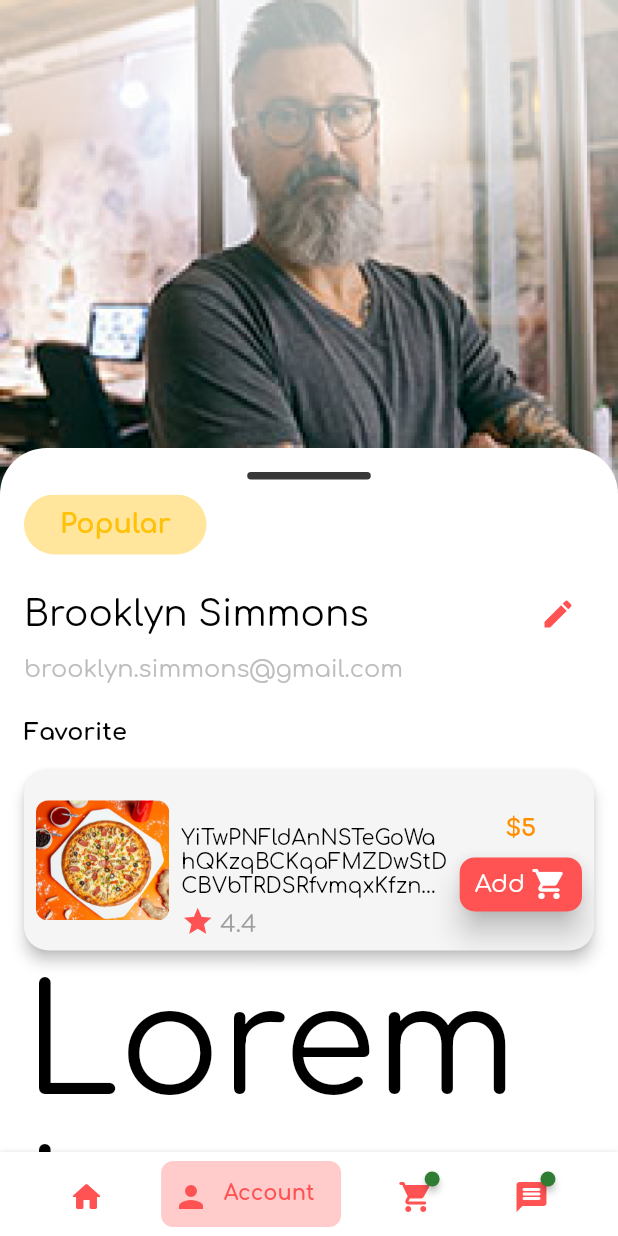
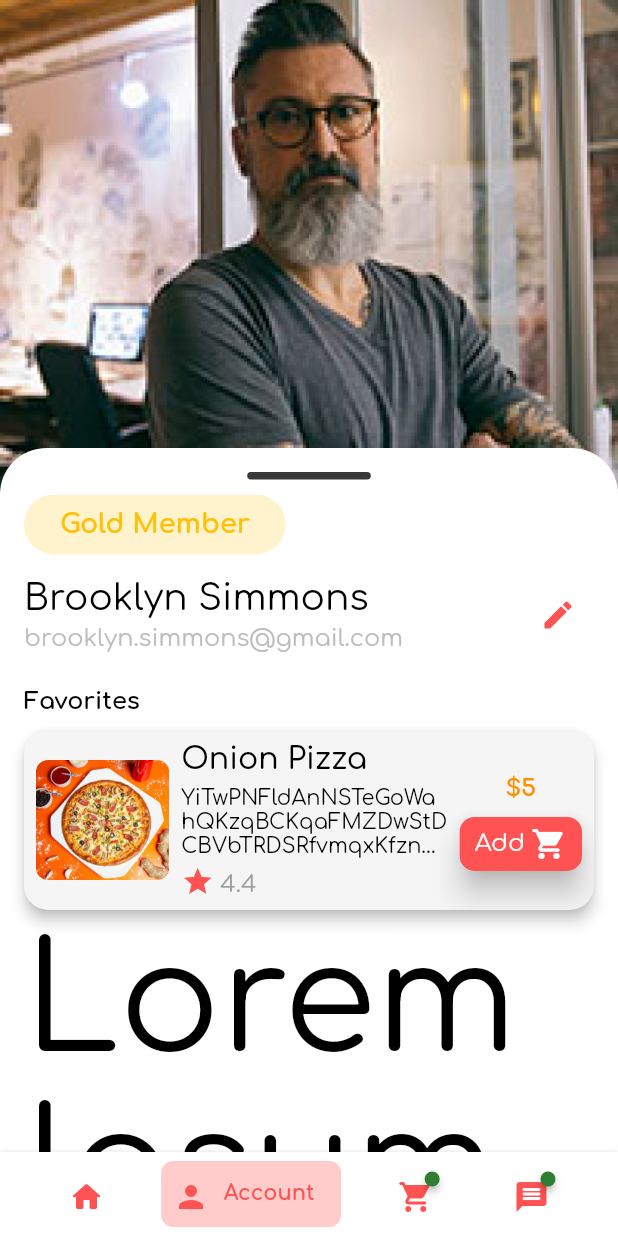
Before and after one commit to Vickydhope/food_express, a Flutter app: the ProfilePage screen opened by its route, on a phone screen of 412 x 824 dp. Run offline on Flutter 3.47's test engine with Material 2 defaults, Android fonts, the phone set to English and light mode, and no system bars; drawn by our look-alikes of badges; our stand-ins replace go_router, google_fonts.

```diff
--- a/lib/util/router_config.dart
+++ b/lib/util/router_config.dart
@@ -1,10 +1,12 @@
 import 'package:flutter/material.dart';
 import 'package:food_express/view/app_scaffold.dart';
+import 'package:food_express/view/cart/cart_page.dart';
 import 'package:food_express/view/dashboard/dashboard_page.dart';
 import 'package:food_express/view/dish_details/dish_details_page.dart';
+import 'package:food_express/view/frosted/frosted_page.dart';
 import 'package:food_express/view/messages/messages_page.dart';
 import 'package:food_express/view/profile/profile_page.dart';
-import 'package:food_express/view/restaurant_page/restaurant_page.dart';
+import 'package:food_express/view/restaurant/restaurant_page.dart';
 import 'package:go_router/go_router.dart';
 
 var _shellNavigatorKey = GlobalKey<NavigatorState>();
@@ -77,7 +79,7 @@ final router = GoRouter(
           pageBuilder: (context, state) {
             return CustomTransitionPage(
                 key: state.pageKey,
-                child: const DashboardPage(),
+                child: const CartPage(),
                 transitionDuration: const Duration(milliseconds: 150),
                 transitionsBuilder: (BuildContext context,
                     Animation<double> animation,
--- a/lib/view/profile/profile_page.dart
+++ b/lib/view/profile/profile_page.dart
@@ -1,6 +1,9 @@
 import 'package:flutter/material.dart';
 import 'package:food_express/res/drawables.dart';
+import 'package:food_express/view/restaurant/restaurant_page.dart';
 import 'package:food_express/widgets/product_card.dart';
+import 'package:food_express/widgets/sharer_mask_wrapper_widget.dart';
+import 'package:go_router/go_router.dart';
 
 class ProfilePage extends StatefulWidget {
   const ProfilePage({Key? key}) : super(key: key);
@@ -58,28 +61,12 @@ class _ProfilePageState extends State<ProfilePage> {
                       ],
                     ),
                   ),
-                    background: ShaderMask(
-                      shaderCallback: (rect) {
-                        return LinearGradient(
-                          end: Alignment.bottomCenter,
-                          begin: Alignment.topCenter,
-                          colors: [
-                            Theme.of(context).backgroundColor.withOpacity(0.7),
-                            Theme.of(context).backgroundColor.withOpacity(0.6),
-                            Theme.of(context).backgroundColor.withOpacity(0.1),
-                            Colors.transparent,
-                            Colors.transparent,
-                          ],
-                        ).createShader(
-                            Rect.fromLTRB(0, 0, rect.width, rect.height));
-                      },
-                      blendMode: BlendMode.lighten,
-                      child: Image.asset(
+                  background: Image.asset(
                     profilePic,
                     alignment: Alignment.center,
                     fit: BoxFit.cover,
                   ),
-                    ));
+                );
               },
             ),
             bottom: PreferredSize(
@@ -117,9 +104,9 @@ class _ProfilePageState extends State<ProfilePage> {
                             horizontal: 24, vertical: 10),
                         decoration: BoxDecoration(
                             borderRadius: BorderRadius.circular(50),
-                            color: Colors.amber.withOpacity(0.4)),
+                            color: Colors.amber.withOpacity(0.2)),
                         child: const Text(
-                          "Popular",
+                          "Gold Member",
                           style: TextStyle(
                               fontSize: 18,
                               fontWeight: FontWeight.bold,
@@ -134,12 +121,27 @@ class _ProfilePageState extends State<ProfilePage> {
                   Row(
                     children: [
                       Expanded(
-                        child: Text(
+                        child: Column(
+                          crossAxisAlignment: CrossAxisAlignment.start,
+                          children: [
+                            Text(
                               "Brooklyn Simmons",
                               style: Theme.of(context)
                                   .textTheme
                                   .headline4
                                   ?.copyWith(fontSize: 24),
+                            ),
+                            const SizedBox(
+                              height: 4,
+                            ),
+                            Text(
+                              "brooklyn.simmons@gmail.com",
+                              style: Theme.of(context)
+                                  .textTheme
+                                  .subtitle1
+                                  ?.copyWith(color: Colors.grey.shade400),
+                            ),
+                          ],
                         ),
                       ),
                       IconButton(
@@ -152,29 +154,24 @@ class _ProfilePageState extends State<ProfilePage> {
                     ],
                   ),
                   const SizedBox(
-                    height: 4,
-                  ),
-                  Text(
-                    "brooklyn.simmons@gmail.com",
-                    style: Theme.of(context)
-                        .textTheme
-                        .subtitle1
-                        ?.copyWith(color: Colors.grey.shade400),
-                  ),
-                  const SizedBox(
                     height: 24,
                   ),
                   Text(
-                    "Favorite",
+                    "Favorites",
                     style: Theme.of(context)
                         .textTheme
                         .titleMedium
                         ?.copyWith(fontWeight: FontWeight.bold),
                   ),
                   const SizedBox(
-                    height: 8,
+                    height: 4,
                   ),
-                  ProductCard(),
+                  ProductCard(
+                    onTap: () {
+                      GoRouter.of(context).push("/home/restaurant/product",
+                          extra: generateRandomString(10));
+                    },
+                  ),
                   const Text(
                     "Lorem Ipsum delor dummmy text Quick brown fox jumps over the lazy dog",
                     style: TextStyle(fontSize: 100),
--- a/lib/widgets/product_card.dart
+++ b/lib/widgets/product_card.dart
@@ -1,20 +1,23 @@
-import 'dart:math';
-
 import 'package:flutter/material.dart';
 import 'package:food_express/res/drawables.dart';
-
-import '../view/restaurant_page/restaurant_page.dart';
+import 'package:food_express/view/restaurant/restaurant_page.dart';
 
 class ProductCard extends StatelessWidget {
-  const ProductCard({Key? key}) : super(key: key);
+  const ProductCard({Key? key, required this.onTap}) : super(key: key);
+  final Function() onTap;
 
   @override
   Widget build(BuildContext context) {
     return Card(
-      margin: EdgeInsets.symmetric(vertical: 8,),
+      margin: const EdgeInsets.symmetric(
+        vertical: 6,
+      ),
       elevation: 4,
       child: ClipRRect(
         borderRadius: BorderRadius.circular(16),
+        child: InkWell(
+          borderRadius: BorderRadius.circular(16),
+          onTap: onTap,
           child: Padding(
             padding: const EdgeInsets.all(8.0),
             child: Row(
@@ -39,8 +42,8 @@ class ProductCard extends StatelessWidget {
                     crossAxisAlignment: CrossAxisAlignment.stretch,
                     children: [
                       Text(
-                      "${generateRandomString(Random().nextInt(10))} ${generateRandomString(Random().nextInt(10))}",
-                      style: Theme.of(context).textTheme.titleLarge,
+                        "Onion Pizza",
+                        style: Theme.of(context).textTheme.headline6,
                         maxLines: 2,
                         overflow: TextOverflow.ellipsis,
                       ),
@@ -125,6 +128,7 @@ class ProductCard extends StatelessWidget {
             ),
           ),
         ),
+      ),
     );
     ;
   }
```
Also changed, not shown: lib/view/cart/cart_page.dart (added, +20 -0 lines), lib/view/dish_details/dish_details_page.dart (+41 -14 lines), lib/view/frosted/frosted_page.dart (added, +40 -0 lines), lib/view/messages/messages_page.dart (+7 -2 lines), lib/view/restaurant/restaurant_page.dart (renamed from lib/view/restaurant_page/restaurant_page.dart, +7 -31 lines), lib/widgets/fullscreen_image_wrapper_widget.dart (added, +151 -0 lines), lib/widgets/sharer_mask_wrapper_widget.dart (added, +30 -0 lines). Lines whose indentation alone changed are shown as unchanged.
